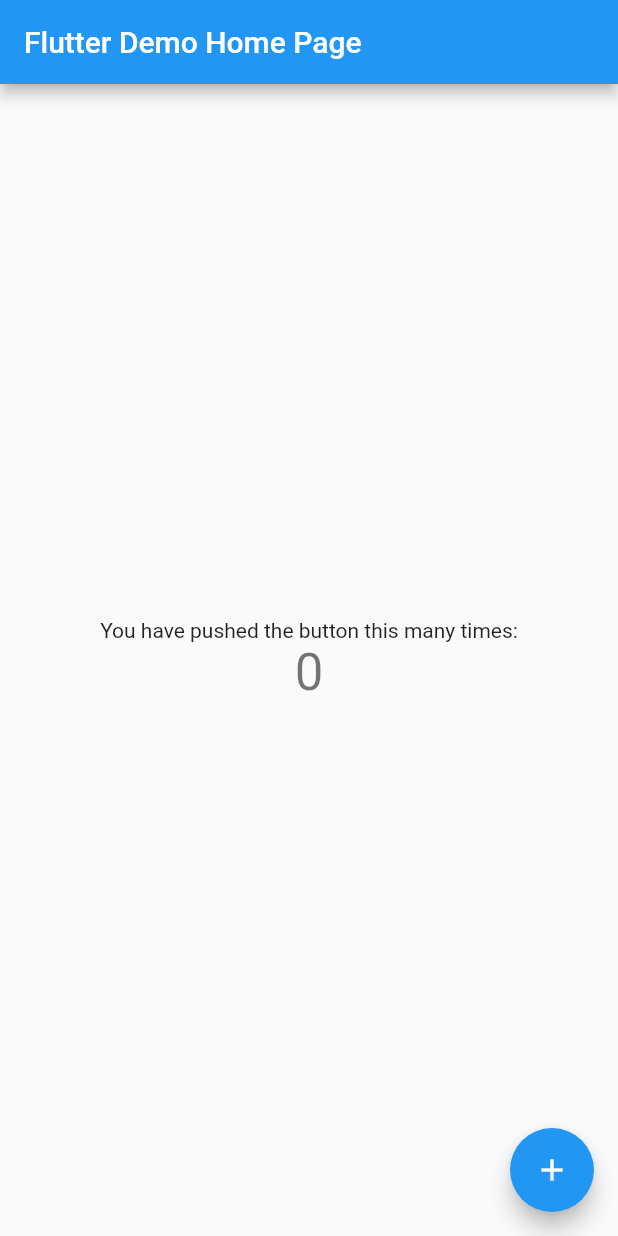
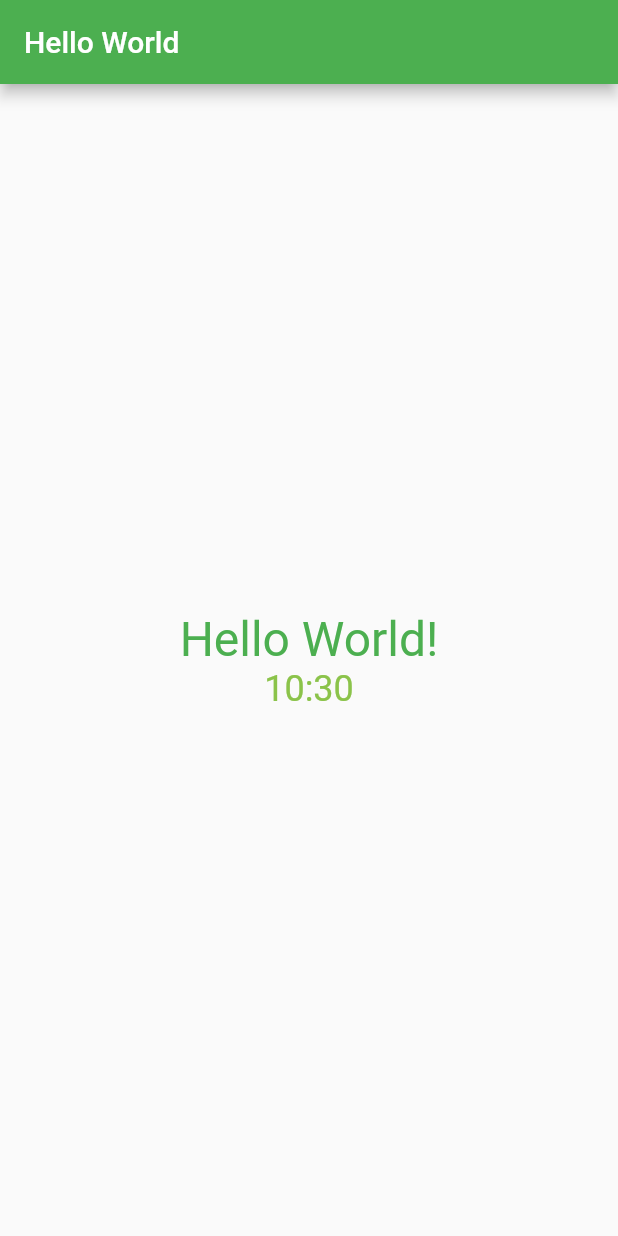
Before and after one commit to irwantokong/tktpl-lab7-1706979303, a Flutter app: the screen it shows after launch, on a phone screen of 412 x 824 dp. Run offline on Flutter 3.47's test engine with Material 2 defaults, Android fonts, the phone set to English and light mode, and no system bars.

Commit message:
Hello world page

```diff
--- a/lib/main.dart
+++ b/lib/main.dart
@@ -1,117 +1,89 @@
+import 'dart:async';
 import 'package:flutter/material.dart';
+import 'package:intl/intl.dart';
 
 void main() {
   runApp(MyApp());
 }
 
 class MyApp extends StatelessWidget {
-  // This widget is the root of your application.
   @override
   Widget build(BuildContext context) {
+    Map<int, Color> color = {
+      50: Color.fromRGBO(76, 175, 80, .1),
+      100: Color.fromRGBO(76, 175, 80, .2),
+      200: Color.fromRGBO(76, 175, 80, .3),
+      300: Color.fromRGBO(76, 175, 80, .4),
+      400: Color.fromRGBO(76, 175, 80, .5),
+      500: Color.fromRGBO(76, 175, 80, .6),
+      600: Color.fromRGBO(76, 175, 80, .7),
+      700: Color.fromRGBO(76, 175, 80, .8),
+      800: Color.fromRGBO(76, 175, 80, .9),
+      900: Color.fromRGBO(76, 175, 80, 1),
+    };
+
     return MaterialApp(
-      title: 'Flutter Demo',
+      debugShowCheckedModeBanner: false,
+      title: 'Hello World',
       theme: ThemeData(
-        // This is the theme of your application.
-        //
-        // Try running your application with "flutter run". You'll see the
-        // application has a blue toolbar. Then, without quitting the app, try
-        // changing the primarySwatch below to Colors.green and then invoke
-        // "hot reload" (press "r" in the console where you ran "flutter run",
-        // or simply save your changes to "hot reload" in a Flutter IDE).
-        // Notice that the counter didn't reset back to zero; the application
-        // is not restarted.
-        primarySwatch: Colors.blue,
-        // This makes the visual density adapt to the platform that you run
-        // the app on. For desktop platforms, the controls will be smaller and
-        // closer together (more dense) than on mobile platforms.
+        primarySwatch: MaterialColor(0xFF4CAF50, color),
         visualDensity: VisualDensity.adaptivePlatformDensity,
       ),
-      home: MyHomePage(title: 'Flutter Demo Home Page'),
+      home: HelloWorldPage(),
     );
   }
 }
 
-class MyHomePage extends StatefulWidget {
-  MyHomePage({Key key, this.title}) : super(key: key);
+class HelloWorldPage extends StatefulWidget {
+  @override
+  State<StatefulWidget> createState() {
+    return _HelloWorldPageState();
+  }
+}
 
-  // This widget is the home page of your application. It is stateful, meaning
-  // that it has a State object (defined below) that contains fields that affect
-  // how it looks.
-
-  // This class is the configuration for the state. It holds the values (in this
-  // case the title) provided by the parent (in this case the App widget) and
-  // used by the build method of the State. Fields in a Widget subclass are
-  // always marked "final".
-
-  final String title;
+class _HelloWorldPageState extends State<HelloWorldPage> {
+  String _timeString;
 
   @override
-  _MyHomePageState createState() => _MyHomePageState();
-}
+  void initState() {
+    super.initState();
+    Timer.periodic(Duration(seconds: 1), (Timer timer) => _setTime());
+  }
 
-class _MyHomePageState extends State<MyHomePage> {
-  int _counter = 0;
-
-  void _incrementCounter() {
+  void _setTime() {
+    final String formattedTime = DateFormat("HH:mm").format(DateTime.now()).toString();
     setState(() {
-      // This call to setState tells the Flutter framework that something has
-      // changed in this State, which causes it to rerun the build method below
-      // so that the display can reflect the updated values. If we changed
-      // _counter without calling setState(), then the build method would not be
-      // called again, and so nothing would appear to happen.
-      _counter++;
+      _timeString = formattedTime;
     });
   }
 
   @override
   Widget build(BuildContext context) {
-    // This method is rerun every time setState is called, for instance as done
-    // by the _incrementCounter method above.
-    //
-    // The Flutter framework has been optimized to make rerunning build methods
-    // fast, so that you can just rebuild anything that needs updating rather
-    // than having to individually change instances of widgets.
     return Scaffold(
       appBar: AppBar(
-        // Here we take the value from the MyHomePage object that was created by
-        // the App.build method, and use it to set our appbar title.
-        title: Text(widget.title),
+        title: Text("Hello World"),
       ),
       body: Center(
-        // Center is a layout widget. It takes a single child and positions it
-        // in the middle of the parent.
         child: Column(
-          // Column is also a layout widget. It takes a list of children and
-          // arranges them vertically. By default, it sizes itself to fit its
-          // children horizontally, and tries to be as tall as its parent.
-          //
-          // Invoke "debug painting" (press "p" in the console, choose the
-          // "Toggle Debug Paint" action from the Flutter Inspector in Android
-          // Studio, or the "Toggle Debug Paint" command in Visual Studio Code)
-          // to see the wireframe for each widget.
-          //
-          // Column has various properties to control how it sizes itself and
-          // how it positions its children. Here we use mainAxisAlignment to
-          // center the children vertically; the main axis here is the vertical
-          // axis because Columns are vertical (the cross axis would be
-          // horizontal).
           mainAxisAlignment: MainAxisAlignment.center,
-          children: <Widget>[
+          children: [
             Text(
-              'You have pushed the button this many times:',
+              "Hello World!",
+              style: TextStyle(
+                fontSize: 32,
+                color: Color(0xFF4CAF50)
+              ),
             ),
             Text(
-              '$_counter',
-              style: Theme.of(context).textTheme.headline4,
-            ),
+              _timeString.toString(),
+              style: TextStyle(
+                fontSize: 24,
+                color: Color(0xFF8BC34A)
+              )
+            )
           ],
         ),
       ),
-      floatingActionButton: FloatingActionButton(
-        onPressed: _incrementCounter,
-        tooltip: 'Increment',
-        child: Icon(Icons.add),
-      ), // This trailing comma makes auto-formatting nicer for build methods.
     );
   }
 }
--- a/pubspec.yaml
+++ b/pubspec.yaml
@@ -28,6 +28,8 @@ dependencies:
   # The following adds the Cupertino Icons font to your application.
   # Use with the CupertinoIcons class for iOS style icons.
   cupertino_icons: ^1.0.0
+
+  intl: ^0.16.1
 
 dev_dependencies:
   flutter_test:
```
Also changed, not shown: pubspec.lock.
